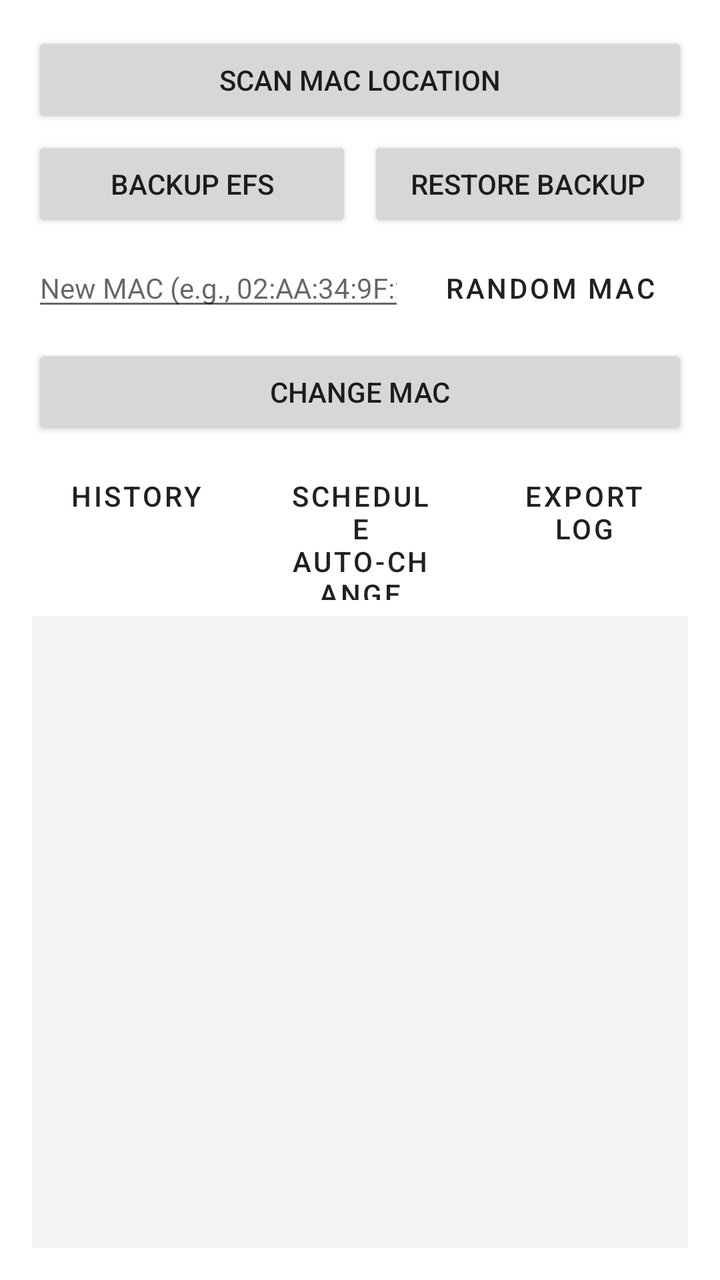
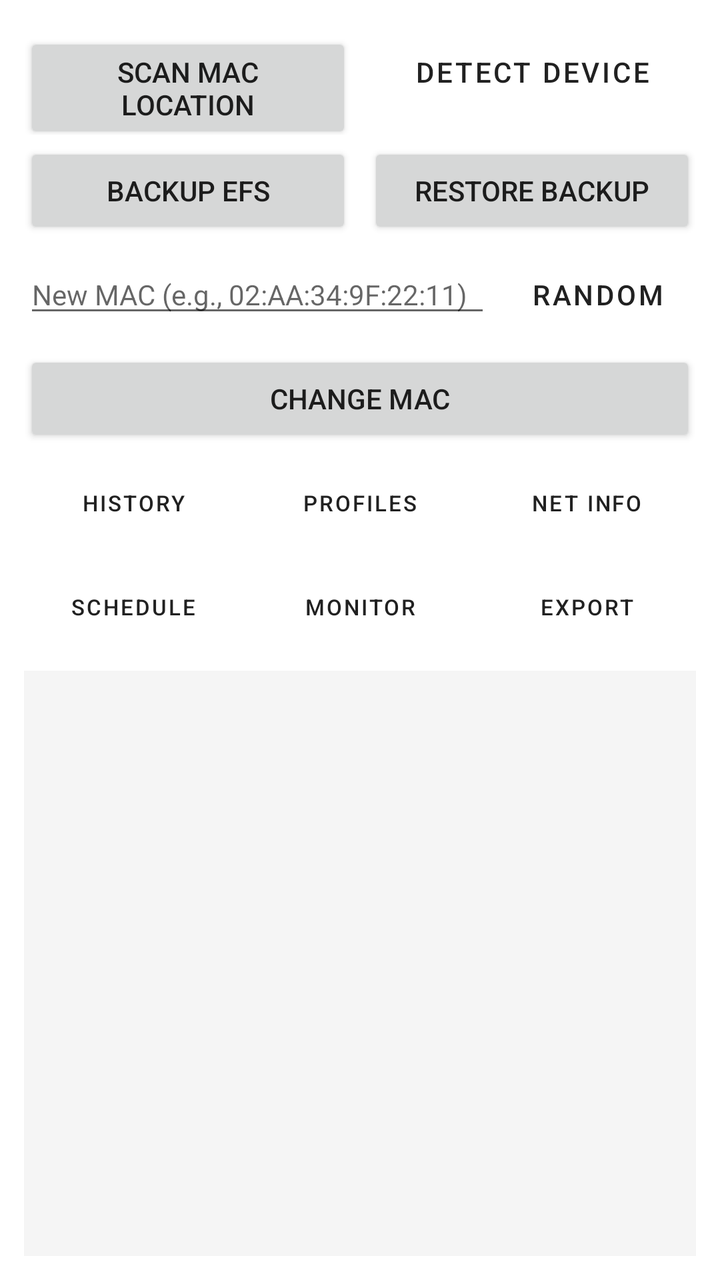

Compare the two renders of this Android layout. The source of the first and the diff that turns it into the second are given below.
<!-- AndroidManifest.xml: application theme Theme.MaterialComponents.Light.DarkActionBar -->
<!-- res/layout/activity_main.xml -->
<?xml version="1.0" encoding="utf-8"?>
<LinearLayout xmlns:android="http://schemas.android.com/apk/res/android"
    android:layout_width="match_parent"
    android:layout_height="match_parent"
    android:orientation="vertical"
    android:padding="16dp">

    
    <Button
        android:id="@+id/btnScan"
        android:layout_width="match_parent"
        android:layout_height="wrap_content"
        android:text="@string/scan_mac_location"
        android:layout_marginBottom="4dp"/>

    
    <LinearLayout
        android:layout_width="match_parent"
        android:layout_height="wrap_content"
        android:orientation="horizontal"
        android:layout_marginBottom="4dp">

        <Button
            android:id="@+id/btnBackup"
            android:layout_width="0dp"
            android:layout_height="wrap_content"
            android:layout_weight="1"
            android:text="@string/backup_efs"
            android:layout_marginEnd="4dp"/>

        <Button
            android:id="@+id/btnRestore"
            android:layout_width="0dp"
            android:layout_height="wrap_content"
            android:layout_weight="1"
            android:text="@string/restore_backup"
            android:layout_marginStart="4dp"/>
    </LinearLayout>

    
    <LinearLayout
        android:layout_width="match_parent"
        android:layout_height="wrap_content"
        android:orientation="horizontal"
        android:layout_marginBottom="4dp">

        <EditText
            android:id="@+id/etNewMac"
            android:layout_width="0dp"
            android:layout_height="wrap_content"
            android:layout_weight="1"
            android:hint="@string/enter_new_mac"
            android:inputType="text"
            android:maxLines="1"
            android:textSize="14sp"
            android:layout_marginEnd="4dp"/>

        <Button
            android:id="@+id/btnRandom"
            android:layout_width="wrap_content"
            android:layout_height="wrap_content"
            android:text="@string/random_mac"
            style="?attr/materialButtonOutlinedStyle"/>
    </LinearLayout>

    
    <Button
        android:id="@+id/btnChange"
        android:layout_width="match_parent"
        android:layout_height="wrap_content"
        android:text="@string/change_mac"
        android:layout_marginBottom="4dp"/>

    
    <LinearLayout
        android:layout_width="match_parent"
        android:layout_height="wrap_content"
        android:orientation="horizontal"
        android:layout_marginBottom="8dp">

        <Button
            android:id="@+id/btnHistory"
            android:layout_width="0dp"
            android:layout_height="wrap_content"
            android:layout_weight="1"
            android:text="@string/view_history"
            android:layout_marginEnd="4dp"
            style="?attr/materialButtonOutlinedStyle"/>

        <Button
            android:id="@+id/btnSchedule"
            android:layout_width="0dp"
            android:layout_height="wrap_content"
            android:layout_weight="1"
            android:text="@string/schedule_change"
            android:layout_marginStart="4dp"
            android:layout_marginEnd="4dp"
            style="?attr/materialButtonOutlinedStyle"/>

        <Button
            android:id="@+id/btnExport"
            android:layout_width="0dp"
            android:layout_height="wrap_content"
            android:layout_weight="1"
            android:text="@string/export_log"
            android:layout_marginStart="4dp"
            style="?attr/materialButtonOutlinedStyle"/>
    </LinearLayout>

    
    <ScrollView
        android:id="@+id/scrollLog"
        android:layout_width="match_parent"
        android:layout_height="0dp"
        android:layout_weight="1"
        android:background="#F5F5F5">

        <TextView
            android:id="@+id/tvLog"
            android:layout_width="match_parent"
            android:layout_height="wrap_content"
            android:padding="8dp"
            android:textSize="12sp"
            android:typeface="monospace"/>
    </ScrollView>

</LinearLayout>
<!-- resources referenced by this layout -->
<resources>
  <string name="backup_efs">Backup EFS</string>
  <string name="change_mac">Change MAC</string>
  <string name="enter_new_mac">New MAC (e.g., 02:AA:34:9F:22:11)</string>
  <string name="export_log">Export Log</string>
  <string name="random_mac">Random MAC</string>
  <string name="restore_backup">Restore Backup</string>
  <string name="scan_mac_location">Scan MAC Location</string>
  <string name="schedule_change">Schedule Auto-Change</string>
  <string name="view_history">History</string>
</resources>

<!-- the commit's change to res/layout/activity_main.xml (unified diff, before → after) -->
@@ -3,15 +3,32 @@
     android:layout_width="match_parent"
     android:layout_height="match_parent"
     android:orientation="vertical"
-    android:padding="16dp">
+    android:padding="12dp">
 
     
-    <Button
-        android:id="@+id/btnScan"
+    <LinearLayout
         android:layout_width="match_parent"
         android:layout_height="wrap_content"
-        android:text="@string/scan_mac_location"
-        android:layout_marginBottom="4dp"/>
+        android:orientation="horizontal"
+        android:layout_marginBottom="4dp">
+
+        <Button
+            android:id="@+id/btnScan"
+            android:layout_width="0dp"
+            android:layout_height="wrap_content"
+            android:layout_weight="1"
+            android:text="@string/scan_mac_location"
+            android:layout_marginEnd="4dp"/>
+
+        <Button
+            android:id="@+id/btnDetect"
+            android:layout_width="0dp"
+            android:layout_height="wrap_content"
+            android:layout_weight="1"
+            android:text="@string/detect_device"
+            android:layout_marginStart="4dp"
+            style="?attr/materialButtonOutlinedStyle"/>
+    </LinearLayout>
 
     
     <LinearLayout
@@ -76,7 +93,7 @@
         android:layout_width="match_parent"
         android:layout_height="wrap_content"
         android:orientation="horizontal"
-        android:layout_marginBottom="8dp">
+        android:layout_marginBottom="4dp">
 
         <Button
             android:id="@+id/btnHistory"
@@ -84,8 +101,38 @@
             android:layout_height="wrap_content"
             android:layout_weight="1"
             android:text="@string/view_history"
-            android:layout_marginEnd="4dp"
+            android:textSize="11sp"
+            android:layout_marginEnd="2dp"
             style="?attr/materialButtonOutlinedStyle"/>
+
+        <Button
+            android:id="@+id/btnProfiles"
+            android:layout_width="0dp"
+            android:layout_height="wrap_content"
+            android:layout_weight="1"
+            android:text="@string/profiles"
+            android:textSize="11sp"
+            android:layout_marginStart="2dp"
+            android:layout_marginEnd="2dp"
+            style="?attr/materialButtonOutlinedStyle"/>
+
+        <Button
+            android:id="@+id/btnNetInfo"
+            android:layout_width="0dp"
+            android:layout_height="wrap_content"
+            android:layout_weight="1"
+            android:text="@string/network_info"
+            android:textSize="11sp"
+            android:layout_marginStart="2dp"
+            style="?attr/materialButtonOutlinedStyle"/>
+    </LinearLayout>
+
+    
+    <LinearLayout
+        android:layout_width="match_parent"
+        android:layout_height="wrap_content"
+        android:orientation="horizontal"
+        android:layout_marginBottom="8dp">
 
         <Button
             android:id="@+id/btnSchedule"
@@ -93,8 +140,19 @@
             android:layout_height="wrap_content"
             android:layout_weight="1"
             android:text="@string/schedule_change"
-            android:layout_marginStart="4dp"
-            android:layout_marginEnd="4dp"
+            android:textSize="11sp"
+            android:layout_marginEnd="2dp"
+            style="?attr/materialButtonOutlinedStyle"/>
+
+        <Button
+            android:id="@+id/btnMonitor"
+            android:layout_width="0dp"
+            android:layout_height="wrap_content"
+            android:layout_weight="1"
+            android:text="@string/monitor_toggle"
+            android:textSize="11sp"
+            android:layout_marginStart="2dp"
+            android:layout_marginEnd="2dp"
             style="?attr/materialButtonOutlinedStyle"/>
 
         <Button
@@ -103,7 +161,8 @@
             android:layout_height="wrap_content"
             android:layout_weight="1"
             android:text="@string/export_log"
-            android:layout_marginStart="4dp"
+            android:textSize="11sp"
+            android:layout_marginStart="2dp"
             style="?attr/materialButtonOutlinedStyle"/>
     </LinearLayout>
 
@@ -120,7 +179,7 @@
             android:layout_width="match_parent"
             android:layout_height="wrap_content"
             android:padding="8dp"
-            android:textSize="12sp"
+            android:textSize="11sp"
             android:typeface="monospace"/>
     </ScrollView>
 
<!-- resource entries referenced after the edit -->
@@ -2,12 +2,16 @@
 <resources>
   <string name="backup_efs">Backup EFS</string>
   <string name="change_mac">Change MAC</string>
+  <string name="detect_device">Detect Device</string>
   <string name="enter_new_mac">New MAC (e.g., 02:AA:34:9F:22:11)</string>
-  <string name="export_log">Export Log</string>
-  <string name="random_mac">Random MAC</string>
+  <string name="export_log">Export</string>
+  <string name="monitor_toggle">Monitor</string>
+  <string name="network_info">Net Info</string>
+  <string name="profiles">Profiles</string>
+  <string name="random_mac">Random</string>
   <string name="restore_backup">Restore Backup</string>
   <string name="scan_mac_location">Scan MAC Location</string>
-  <string name="schedule_change">Schedule Auto-Change</string>
+  <string name="schedule_change">Schedule</string>
   <string name="view_history">History</string>
 </resources>
 
